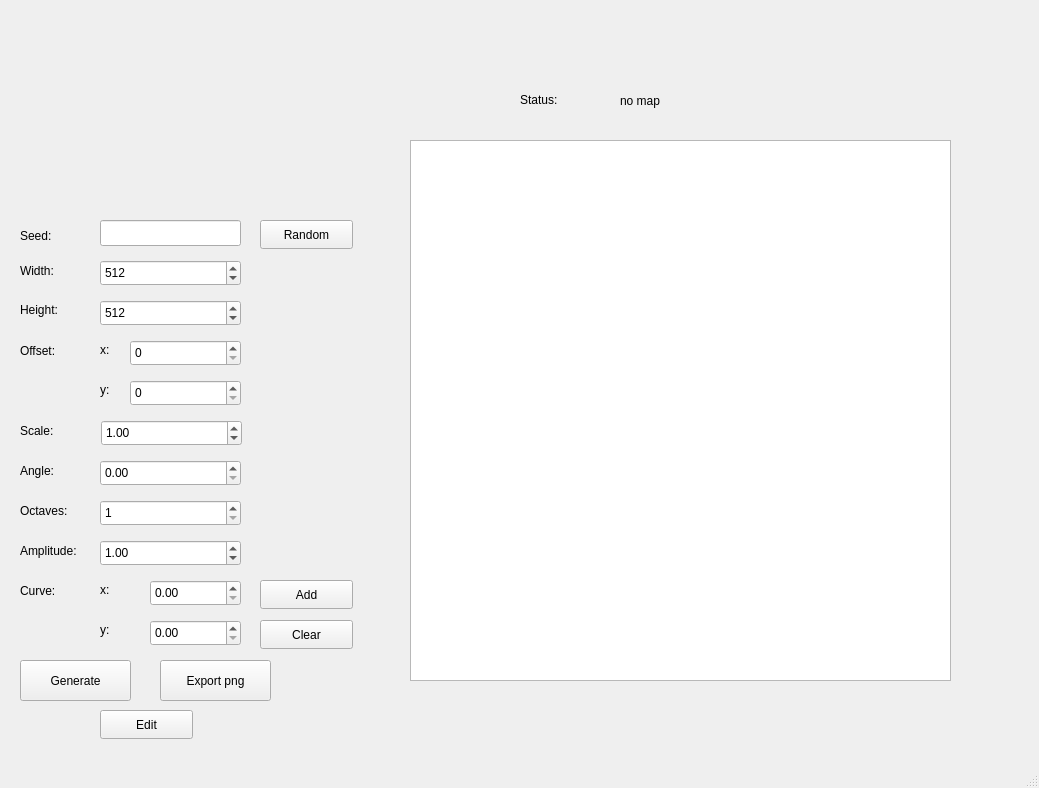
Old version of the form Generator/UI/mainwindow.ui in the repository TheAndrewLa/terrain_tools.
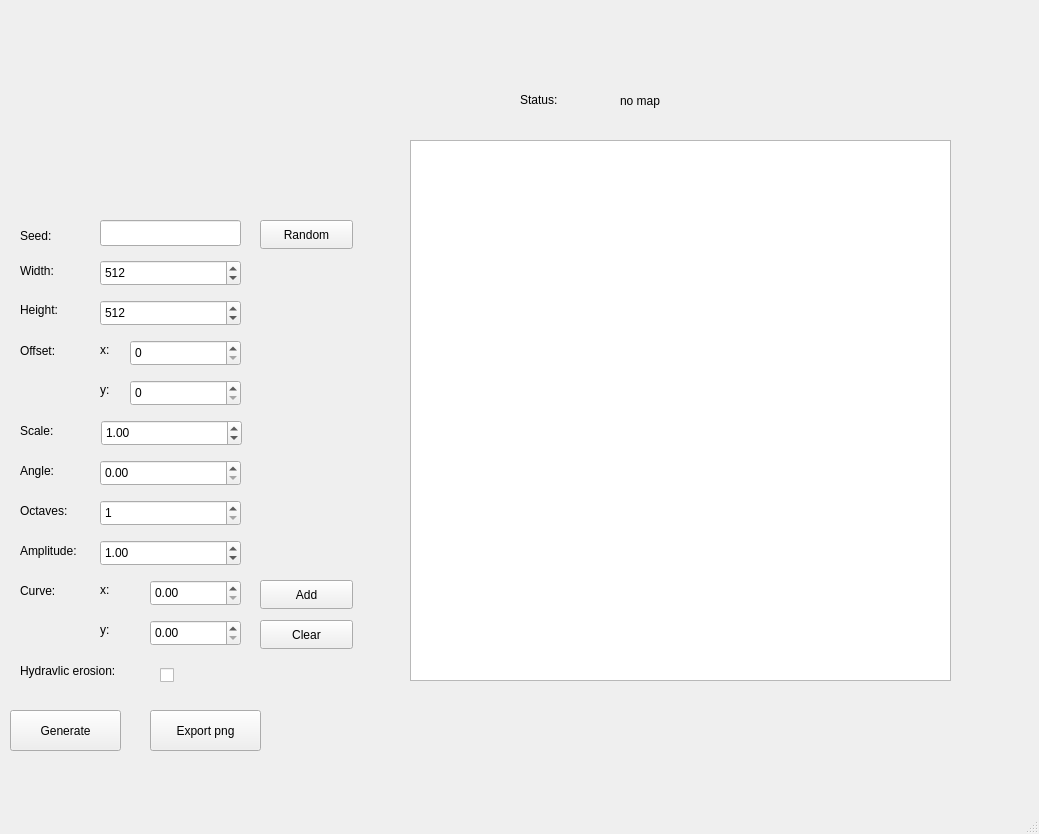
New version of the form.

Commit message: add hydravlic erosion

What changed in the file:
```diff
--- a/Generator/UI/mainwindow.ui
+++ b/Generator/UI/mainwindow.ui
@@ -7,7 +7,7 @@
     <x>0</x>
     <y>0</y>
     <width>1039</width>
-    <height>788</height>
+    <height>834</height>
    </rect>
   </property>
   <property name="windowTitle">
@@ -82,8 +82,8 @@
    <widget class="QPushButton" name="generatePB">
     <property name="geometry">
      <rect>
-      <x>20</x>
-      <y>660</y>
+      <x>10</x>
+      <y>710</y>
       <width>111</width>
       <height>41</height>
      </rect>
@@ -234,19 +234,6 @@
      <number>5</number>
     </property>
    </widget>
-   <widget class="QPushButton" name="editOtavesPB">
-    <property name="geometry">
-     <rect>
-      <x>100</x>
-      <y>710</y>
-      <width>93</width>
-      <height>29</height>
-     </rect>
-    </property>
-    <property name="text">
-     <string>Edit</string>
-    </property>
-   </widget>
    <widget class="QSpinBox" name="centerXSB">
     <property name="geometry">
      <rect>
@@ -298,8 +285,8 @@
    <widget class="QPushButton" name="imagePB">
     <property name="geometry">
      <rect>
-      <x>160</x>
-      <y>660</y>
+      <x>150</x>
+      <y>710</y>
       <width>111</width>
       <height>41</height>
      </rect>
@@ -513,6 +500,32 @@
      <bool>true</bool>
     </property>
    </widget>
+   <widget class="QLabel" name="erosionL">
+    <property name="geometry">
+     <rect>
+      <x>20</x>
+      <y>660</y>
+      <width>141</width>
+      <height>21</height>
+     </rect>
+    </property>
+    <property name="text">
+     <string>Hydravlic erosion:</string>
+    </property>
+   </widget>
+   <widget class="QCheckBox" name="erosionCB">
+    <property name="geometry">
+     <rect>
+      <x>160</x>
+      <y>660</y>
+      <width>41</width>
+      <height>31</height>
+     </rect>
+    </property>
+    <property name="text">
+     <string/>
+    </property>
+   </widget>
   </widget>
   <widget class="QMenuBar" name="menubar">
    <property name="geometry">
```
The commit also changes 17 other files.
